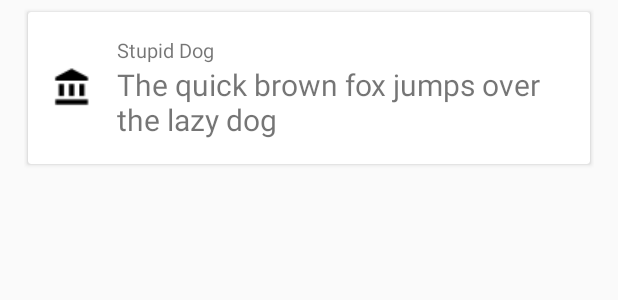
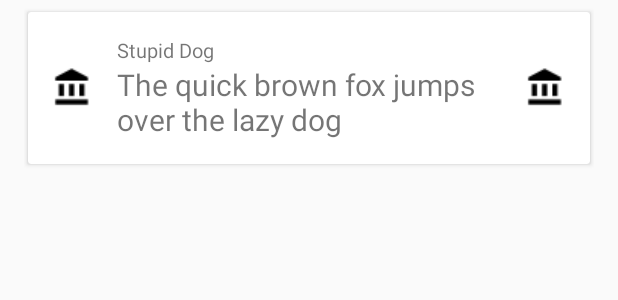
Before and after one commit to nicfol/Duplici, an Android app: the layout card_pastes.xml on its own in the app's theme, with its tools: preview values and no code run, on a phone screen of 412 x 824 dp. Shown: the top 300 px of the screen. Run offline under Robolectric (Android 15) with nearby library versions, the phone set to English and light mode, and no system bars.

Commit message:
Added edit paste, however it's ugly and spaghetti

```diff
--- a/app/src/main/java/com/nicfol/duplici/MainActivity.java
+++ b/app/src/main/java/com/nicfol/duplici/MainActivity.java
@@ -7,6 +7,7 @@ import android.support.v7.widget.LinearLayoutManager;
 import android.support.v7.widget.RecyclerView;
 import android.util.Log;
 import android.view.View;
+import android.widget.ImageButton;
 import android.widget.TextView;
 
 import com.facebook.stetho.Stetho;
@@ -110,4 +111,5 @@ public class MainActivity extends AppCompatActivity {
     public void updatePasteList() {
         pasteList = pasteListSingleton.getPasteList();
     }
+
 }
--- a/app/src/main/java/com/nicfol/duplici/RVAdapter.java
+++ b/app/src/main/java/com/nicfol/duplici/RVAdapter.java
@@ -2,9 +2,13 @@ package com.nicfol.duplici;
 
 import android.content.Context;
 import android.support.v7.widget.RecyclerView;
+import android.text.Layout;
+import android.util.Log;
 import android.view.LayoutInflater;
 import android.view.View;
 import android.view.ViewGroup;
+import android.widget.Button;
+import android.widget.ImageButton;
 import android.widget.ImageView;
 import android.widget.TextView;
 
@@ -16,21 +20,37 @@ public class RVAdapter extends RecyclerView.Adapter<RVAdapter.ViewHolder> {
     private Context mContext;
     private List<Paste> pasteList;
 
+    private boolean isEditModeActive;
+
     public class ViewHolder extends RecyclerView.ViewHolder {
+        public View normalLayout;
+        public View editLayout;
+
+        //Normal Layout views
         public TextView cLabel, cText;
         public ImageView cIcon;
+        public ImageButton editButton;
+
+        //Edit Layout Views
+        public Button dismissBtnEdit;
 
         public ViewHolder(View itemView) {
             super(itemView);
 
+            normalLayout = (View) itemView.findViewById(R.id.normalMode);
+            editLayout = (View) itemView.findViewById(R.id.editMode);
+            isEditModeActive = false;
+
+            //Normal layout
             cLabel = (TextView) itemView.findViewById(R.id.pasteLabel);
+            cText = (TextView) itemView.findViewById(R.id.pasteText);
+            cIcon = (ImageView) itemView.findViewById(R.id.pasteIcon);
 
+            editButton = (ImageButton) itemView.findViewById(R.id.editButton);
 
-            cText = (TextView) itemView.findViewById(R.id.pasteText);
-            //if(cText.length() > 40) { cText.setTextSize(17); } //TODO Scale text based on length?
+            //Editing Layout
+            dismissBtnEdit = (Button) itemView.findViewById(R.id.dismissBtnEdit);
 
-
-            cIcon = (ImageView) itemView.findViewById(R.id.pasteIcon);
         }
     }
 
@@ -47,11 +67,39 @@ public class RVAdapter extends RecyclerView.Adapter<RVAdapter.ViewHolder> {
     }
 
     @Override
-    public void onBindViewHolder(RVAdapter.ViewHolder holder, int position) {
+    public void onBindViewHolder(final RVAdapter.ViewHolder holder, int position) {
         holder.setIsRecyclable(false);
-        holder.cLabel.setText(pasteList.get(position).getDbID() + " " + pasteList.get(position).getLabel());
-        holder.cText.setText(position + pasteList.get(position).getText());
-        holder.cIcon.setImageResource(R.drawable.moneybag); //TODO Assign DB value to imageview
+        holder.cLabel.setText(pasteList.get(position).getLabel());
+        holder.cText.setText(pasteList.get(position).getText());
+        //holder.cIcon.setImageResource(R.drawable.moneybag); //TODO Assign DB value to imageview
+
+
+
+        //Event Listener for editing the layout
+        holder.editButton.setOnClickListener(new View.OnClickListener() {
+            public void onClick(View v) {
+                changeLayoutToEditing(holder);
+            }
+        });
+        //Event Listener for editing the layout
+        holder.dismissBtnEdit.setOnClickListener(new View.OnClickListener() {
+            public void onClick(View v) {
+                changeLayoutToEditing(holder);
+                Log.d("Dismiss Button: ", "Has been pressed");
+            }
+        });
+    }
+
+    public void changeLayoutToEditing(RVAdapter.ViewHolder holder) {
+        if(!isEditModeActive) {
+            holder.normalLayout.setVisibility(View.GONE);
+            holder.editLayout.setVisibility(View.VISIBLE);
+            isEditModeActive = true;
+        } else {
+            holder.normalLayout.setVisibility(View.VISIBLE);
+            holder.editLayout.setVisibility(View.GONE);
+            isEditModeActive = false;
+        }
     }
 
     @Override
@@ -63,4 +111,5 @@ public class RVAdapter extends RecyclerView.Adapter<RVAdapter.ViewHolder> {
     public int getItemCount() {
         return pasteList.size();
     }
+
 }
--- a/app/src/main/res/layout/card_pastes.xml
+++ b/app/src/main/res/layout/card_pastes.xml
@@ -11,41 +11,131 @@
         android:layout_width="fill_parent"
         android:layout_height="wrap_content"
         android:id="@+id/cv"
-        app:cardUseCompatPadding="true">
+        app:cardUseCompatPadding="true"
+        android:animateLayoutChanges="true"
+        android:visibility="visible">
+
 
         <RelativeLayout
             android:layout_width="match_parent"
             android:layout_height="wrap_content"
-            android:padding="16dp">
+            android:padding="16dp"
+            android:id="@+id/normalMode">
 
             <ImageView
+                android:id="@+id/pasteIcon"
                 android:layout_width="wrap_content"
                 android:layout_height="wrap_content"
-                android:id="@+id/pasteIcon"
+                android:layout_alignParentStart="true"
+                android:layout_alignParentRight="true"
+                android:layout_centerVertical="true"
                 android:layout_marginRight="16dp"
-                android:src="@drawable/accountsmall"
-                android:layout_centerVertical="true"
-                android:layout_alignParentStart="true" />
+                android:background="#FFF"
+                android:src="@drawable/accountsmall" />
 
             <TextView
+                android:id="@+id/pasteLabel"
                 android:layout_width="wrap_content"
                 android:layout_height="wrap_content"
-                android:id="@+id/pasteLabel"
+                android:layout_alignParentTop="true"
                 android:layout_toRightOf="@+id/pasteIcon"
-                android:layout_alignParentTop="true"
-                android:textSize="13sp"
                 android:text="Stupid Dog"
-                />
+                android:textSize="13sp" />
 
             <TextView
+                android:id="@+id/pasteText"
                 android:layout_width="wrap_content"
                 android:layout_height="wrap_content"
-                android:id="@+id/pasteText"
+                android:layout_below="@+id/pasteLabel"
+                android:layout_toLeftOf="@+id/editButton"
+                android:text="The quick brown fox jumps over the lazy dog"
                 android:textSize="20sp"
+                android:layout_alignStart="@+id/pasteLabel" />
+
+            <ImageButton
+                android:id="@+id/editButton"
+                android:background="#FFF"
+                android:layout_width="wrap_content"
+                android:layout_height="wrap_content"
+                android:layout_alignParentEnd="true"
+                android:layout_alignParentTop="true"
+                android:layout_centerVertical="true"
+                android:src="@drawable/accountsmall" />
+
+        </RelativeLayout>
+
+
+
+        <RelativeLayout
+            android:layout_width="match_parent"
+            android:layout_height="wrap_content"
+            android:padding="16dp"
+            android:id="@+id/editMode"
+            android:visibility="gone">
+
+            <ImageView
+                android:id="@+id/pasteIconEdit"
+                android:layout_width="wrap_content"
+                android:layout_height="wrap_content"
+                android:layout_alignParentStart="true"
+                android:layout_centerVertical="true"
+                android:layout_marginRight="16dp"
+                android:background="#FFF"
+                android:src="@drawable/accountsmall" />
+
+            <TextView
+                android:id="@+id/pasteLabelEdit"
+                android:layout_width="wrap_content"
+                android:layout_height="wrap_content"
+                android:layout_alignParentTop="true"
+                android:layout_toRightOf="@+id/pasteIconEdit"
+                android:text="Stupid Dog"
+                android:textSize="13sp" />
+
+            <TextView
+                android:id="@+id/pasteTextEdit"
+                android:layout_width="wrap_content"
+                android:layout_height="wrap_content"
+                android:layout_below="@+id/pasteLabelEdit"
+                android:layout_toLeftOf="@+id/editButtonEdit"
+                android:layout_toRightOf="@+id/pasteIconEdit"
                 android:text="The quick brown fox jumps over the lazy dog"
-                android:layout_toRightOf="@+id/pasteIcon"
-                android:layout_below="@+id/pasteLabel"
-                />
+                android:textSize="20sp" />
+
+            <ImageButton
+                android:id="@+id/editButtonEdit"
+                android:background="#FFF"
+                android:layout_width="wrap_content"
+                android:layout_height="wrap_content"
+                android:layout_alignParentEnd="true"
+                android:layout_alignParentTop="true"
+                android:layout_centerVertical="true"
+                android:src="@drawable/accountsmall"
+                android:visibility="invisible"/>
+
+            <Button
+                android:id="@+id/deleteBtnEdit"
+                android:layout_width="wrap_content"
+                android:layout_height="wrap_content"
+                android:text="Delete"
+                android:layout_below="@+id/pasteTextEdit"
+                android:layout_alignStart="@+id/pasteTextEdit" />
+
+            <Button
+                android:id="@+id/dismissBtnEdit"
+                android:layout_width="wrap_content"
+                android:layout_height="wrap_content"
+                android:layout_toLeftOf="@+id/saveBtnEdit"
+                android:text="Dismiss"
+                android:layout_below="@+id/pasteTextEdit" />
+
+            <Button
+                android:id="@+id/saveBtnEdit"
+                android:layout_width="wrap_content"
+                android:layout_height="wrap_content"
+                android:layout_alignParentEnd="true"
+                android:text="Save"
+                android:layout_below="@+id/pasteTextEdit" />
 
         </RelativeLayout>
 
```
